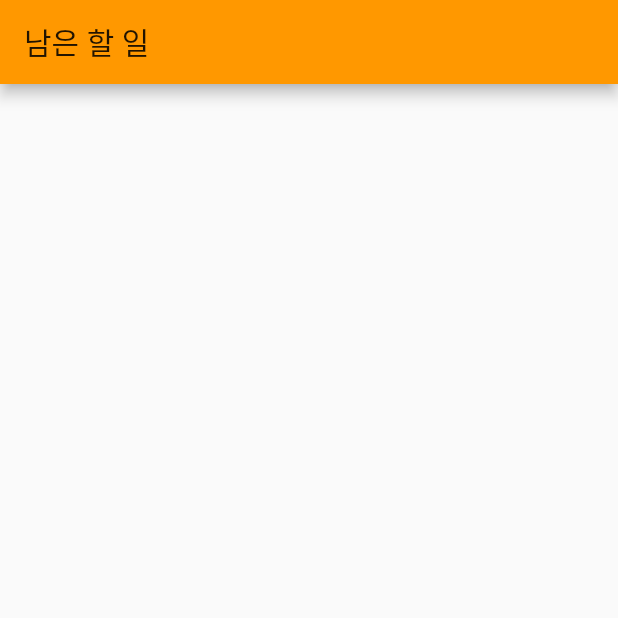
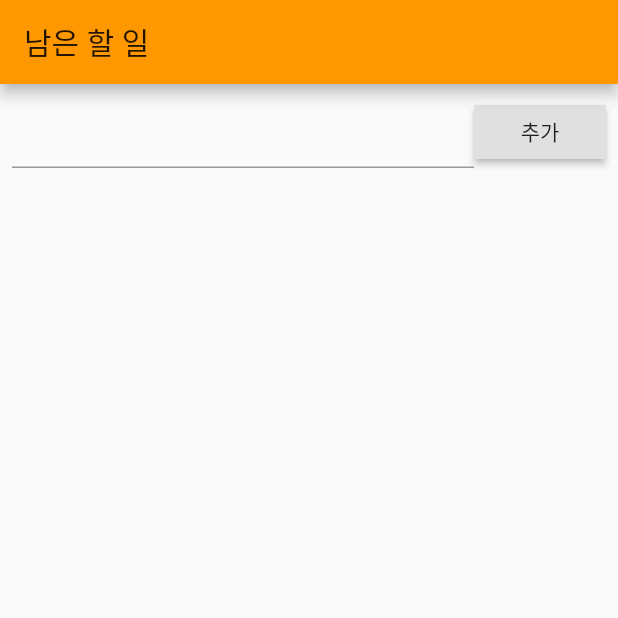
Before and after one commit to julianne03/flutter-app-todo, a Flutter app: the screen it shows after launch, on a phone screen of 412 x 824 dp, the top half of it. Run offline on Flutter 3.47's test engine with Material 2 defaults, Android fonts, the phone set to English and light mode, and no system bars.

Commit message:
#3 - 전체 UI 작성

```diff
--- a/lib/main.dart
+++ b/lib/main.dart
@@ -45,7 +45,31 @@ class _TodoListPageState extends State<TodoListPage> {
       appBar: AppBar(
         title: Text('남은 할 일'),
       ),
-      body: Container(),
+      body: Padding(
+        padding: const EdgeInsets.all(8.0),
+        child: Column(
+          children: <Widget>[
+            Row(
+              children: <Widget>[
+                Expanded(
+                  child: TextField(
+                    controller: _todoController,
+                  ),
+                ),
+                RaisedButton(
+                  child: Text('추가'),
+                  onPressed: () {},
+                ),
+              ],
+            ),
+            Expanded(
+              child: ListView(
+                children: <Widget>[],
+              ),
+            )
+          ],
+        ),
+      ),
     );
   }
 }
```
